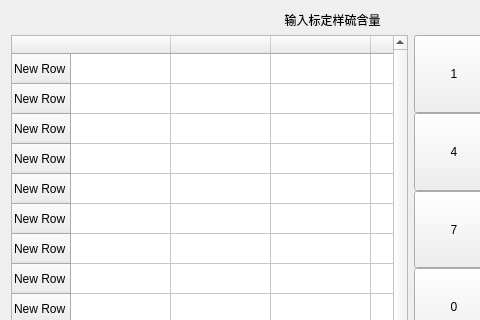
First picture: the form in input_s_percentage.ui, repository urielyan/kairen_ok335xs, before the edit; both pictures show x 0 to 480 and y 0 to 320 of the 665 by 435 pixel window.
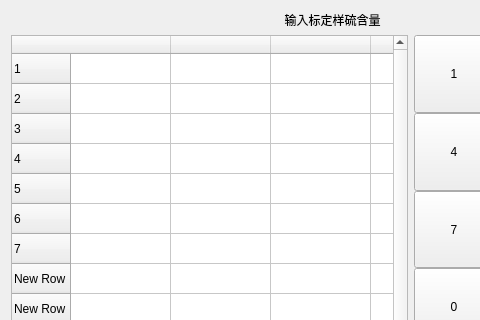
Second picture: the form after the edit.

The edit to the form file:
```diff
--- a/input_s_percentage.ui
+++ b/input_s_percentage.ui
@@ -31,37 +31,37 @@
          </attribute>
          <row>
           <property name="text">
-           <string>New Row</string>
+           <string>1</string>
           </property>
          </row>
          <row>
           <property name="text">
-           <string>New Row</string>
+           <string>2</string>
           </property>
          </row>
          <row>
           <property name="text">
-           <string>New Row</string>
+           <string>3</string>
           </property>
          </row>
          <row>
           <property name="text">
-           <string>New Row</string>
+           <string>4</string>
           </property>
          </row>
          <row>
           <property name="text">
-           <string>New Row</string>
+           <string>5</string>
           </property>
          </row>
          <row>
           <property name="text">
-           <string>New Row</string>
+           <string>6</string>
           </property>
          </row>
          <row>
           <property name="text">
-           <string>New Row</string>
+           <string>7</string>
           </property>
          </row>
          <row>
```
